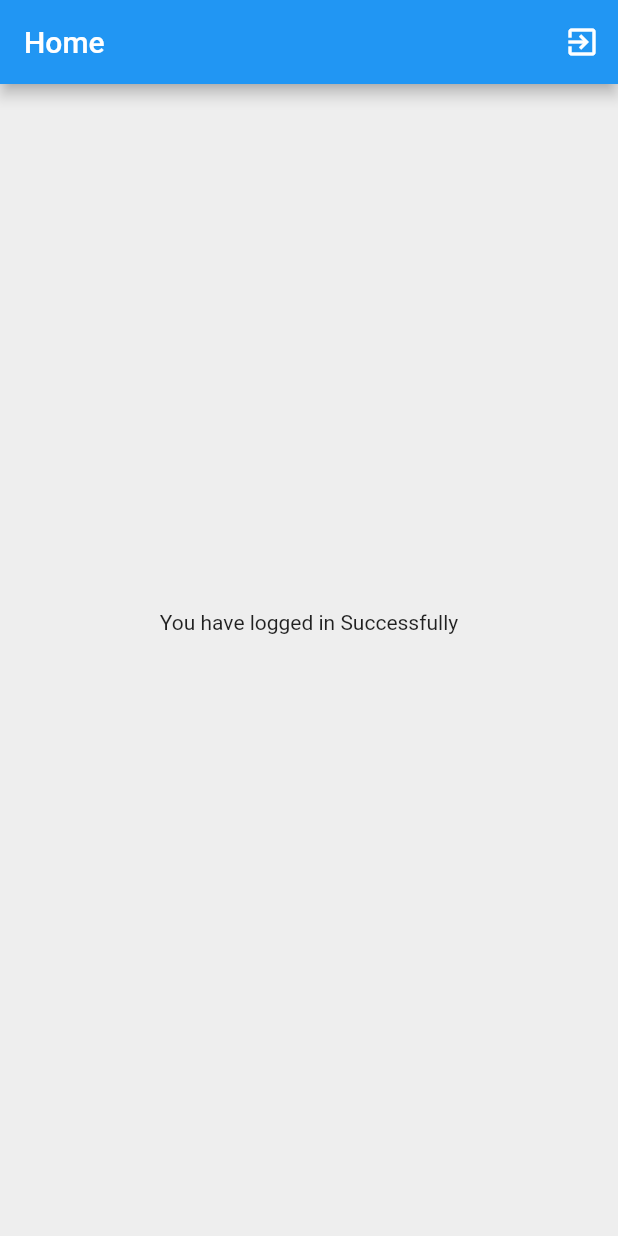
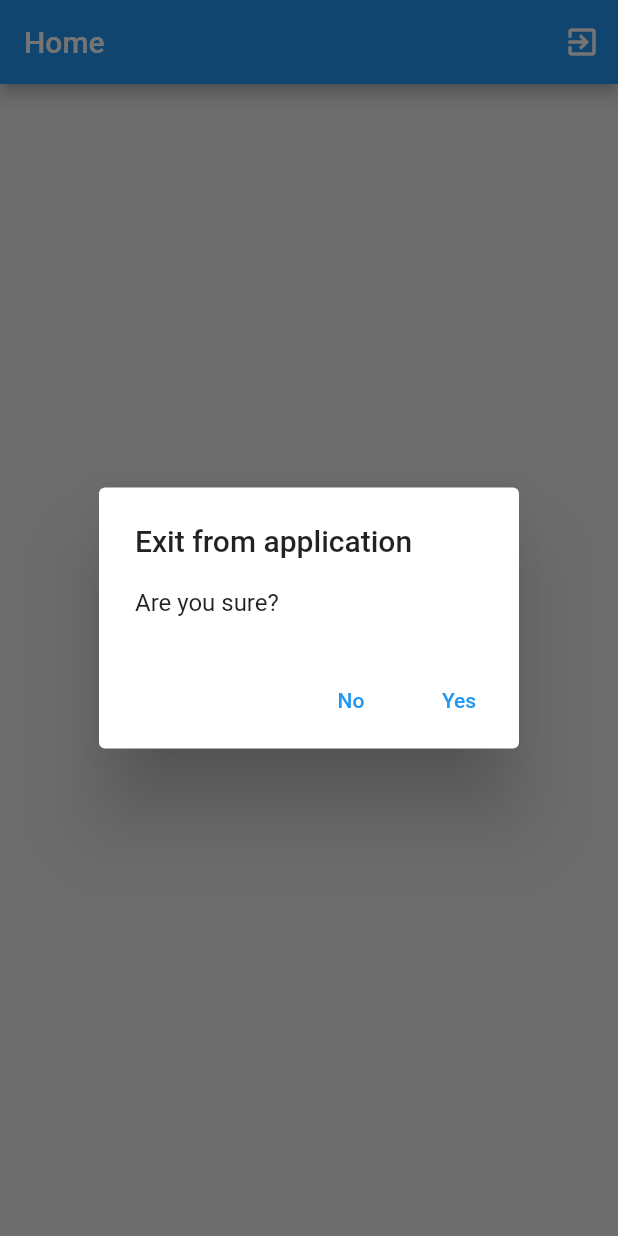
Before and after one commit to IU-projects-org/finndata_project, a Flutter app: the HomeScreen screen opened directly, after a tap on the "exit to app" icon, on a phone screen of 412 x 824 dp. Run offline on Flutter 3.47's test engine with Material 2 defaults, Android fonts, the phone set to English and light mode, and no system bars; our stand-ins replace firebase_auth, firebase_core; accounts and stored records are empty.

Commit message:
added alert dialog before exit

```diff
--- a/lib/screens/home_screen.dart
+++ b/lib/screens/home_screen.dart
@@ -26,14 +26,33 @@ class _HomeScreenState extends State<HomeScreen> {
         actions: <Widget>[
           IconButton(
             icon: const Icon(Icons.exit_to_app),
-            onPressed: () async {
-              await _signOut();
-              if (_firebaseAuth.currentUser == null) {
-                Navigator.push(
-                  context,
-                  MaterialPageRoute(builder: (context) => const LoginScreen()),
-                );
-              }
+            onPressed: () {
+              showDialog(
+                  context: context,
+                  builder: (context) => AlertDialog(
+                        title: const Text('Exit from application'),
+                        content: const Text('Are you sure?'),
+                        actions: [
+                          TextButton(
+                            onPressed: () {
+                              Navigator.of(context).pop();
+                            },
+                            child: const Text('No'),
+                          ),
+                          TextButton(
+                            onPressed: () async {
+                              Navigator.of(context).pop();
+                              await _signOut();
+                              Navigator.push(
+                                context,
+                                MaterialPageRoute(
+                                    builder: (context) => const LoginScreen()),
+                              );
+                            },
+                            child: const Text('Yes'),
+                          )
+                        ],
+                      ));
             },
           )
         ],
```
